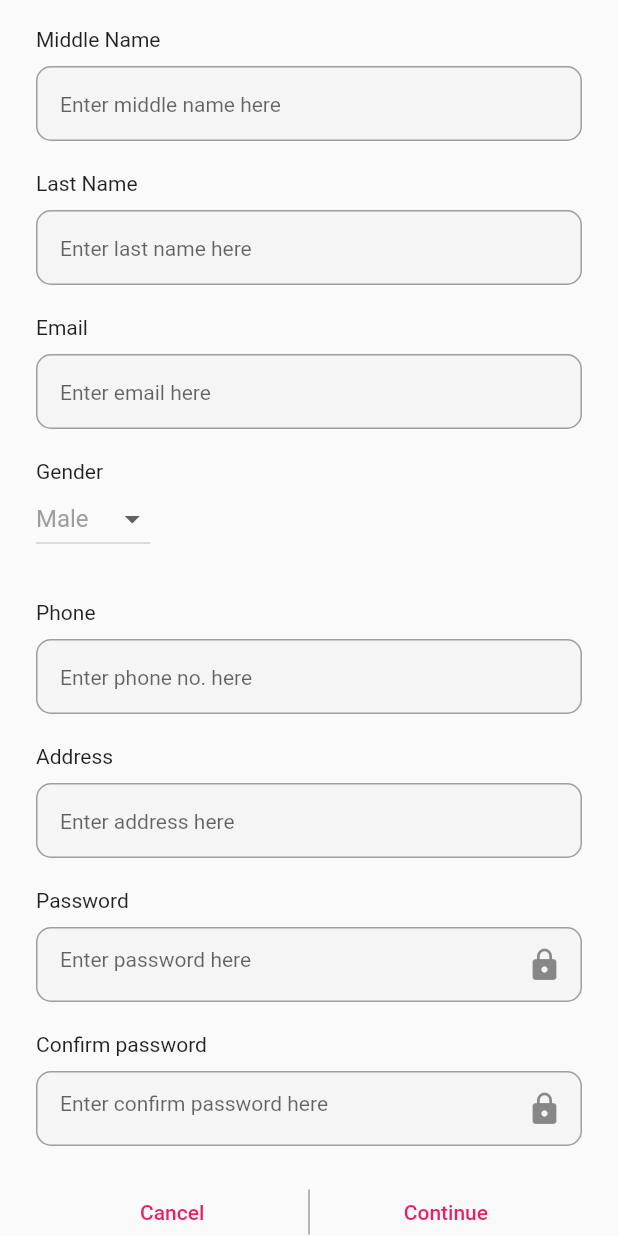
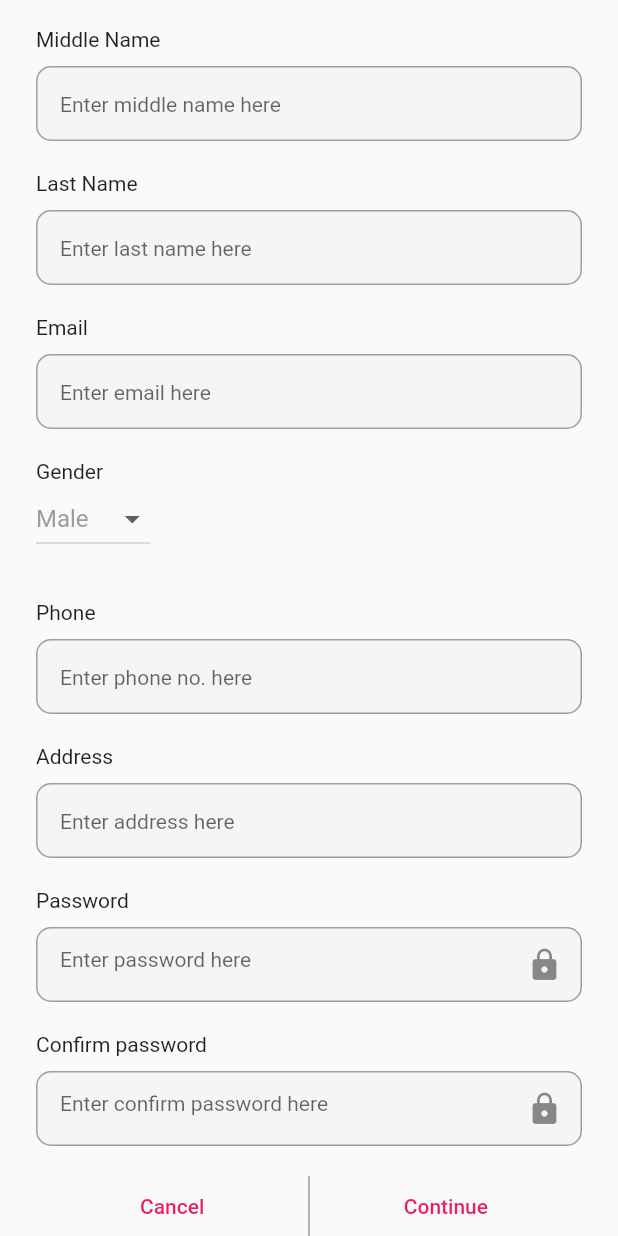
Before and after one commit to rujja/banking_system, a Flutter app: the screen it shows after launch, scrolled down 139 dp, on a phone screen of 412 x 824 dp. Run offline on Flutter 3.47's test engine with Material 2 defaults, Android fonts, the phone set to English and light mode, and no system bars.

Commit message:
changed in textbutton

```diff
--- a/lib/registerPage/registerPage.dart
+++ b/lib/registerPage/registerPage.dart
@@ -231,26 +231,32 @@ class _RegisterPageState extends State<RegisterPage> {
                 children: [
                   Expanded(
                       flex: 5,
+                      child: SizedBox(
+                        height: 40,
                         child: TextButton(
                           onPressed: (() {
                             Navigator.pushNamed(context, '/login');
                           }),
                           child: const Text('Cancel',
                               style: TextStyle(color: Colors.pink)),
+                        ),
                       )),
                   Container(
-                    height: 30,
+                    height: 40,
                     width: 1,
                     color: Colors.grey,
                   ),
                   Expanded(
                       flex: 5,
+                      child: SizedBox(
+                        height: 40,
                         child: TextButton(
                             onPressed: (() {
                               Navigator.pushNamed(context, '/');
                             }),
                             child: const Text('Continue',
-                              style: TextStyle(color: Colors.pink)))),
+                                style: TextStyle(color: Colors.pink))),
+                      )),
                 ],
               ),
             ],
```
Lines whose indentation alone changed are shown as unchanged.
